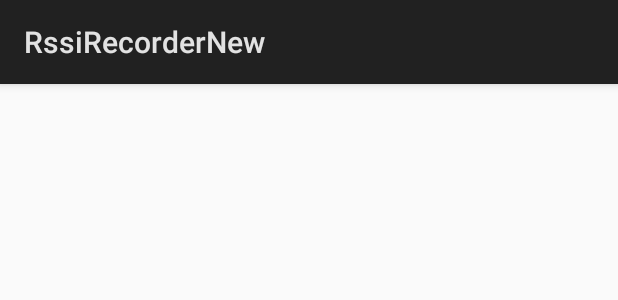
After one commit to themysteq/rssi-recorder-new, an Android app: the layout activity_scanning.xml on its own in the app's theme, with its tools: preview values and no code run, on a phone screen of 412 x 824 dp. The commit adds this screen. Shown: the top 300 px of the screen. Run offline under Robolectric (Android 15) with nearby library versions, the phone set to English and light mode, and no system bars.

Commit message:
new measure activity

```diff
--- a/app/build.gradle
+++ b/app/build.gradle
@@ -27,8 +27,8 @@ dependencies {
     testCompile 'junit:junit:4.12'
     compile 'org.greenrobot:eventbus:3.0.0'
     compile 'com.google.code.gson:gson:2.8.0'
-  //  compile 'com.github.bumptech.glide:glide:3.7.0'
- //   compile 'com.github.esafirm.android-image-picker:imagepicker:1.5.0'
+    //  compile 'com.github.bumptech.glide:glide:3.7.0'
+    //   compile 'com.github.esafirm.android-image-picker:imagepicker:1.5.0'
     compile 'com.github.angads25:filepicker:1.1.0'
 
 }
--- a/app/src/main/AndroidManifest.xml
+++ b/app/src/main/AndroidManifest.xml
@@ -1,6 +1,7 @@
 <?xml version="1.0" encoding="utf-8"?>
 <manifest xmlns:android="http://schemas.android.com/apk/res/android"
     package="pl.mysteq.software.rssirecordernew">
+
     <uses-permission android:name="android.permission.ACCESS_WIFI_STATE" />
     <uses-permission android:name="android.permission.CHANGE_WIFI_STATE" />
     <uses-permission android:name="android.permission.WAKE_LOCK" />
@@ -8,6 +9,7 @@
     <uses-permission android:name="android.permission.ACCESS_COARSE_LOCATION" />
     <uses-permission android:name="android.permission.WRITE_EXTERNAL_STORAGE" />
     <uses-permission android:name="android.permission.READ_EXTERNAL_STORAGE" />
+
     <application
         android:allowBackup="true"
         android:icon="@mipmap/ic_launcher"
@@ -23,7 +25,8 @@
                 <category android:name="android.intent.category.LAUNCHER" />
             </intent-filter>
         </activity>
-        <activity android:name=".activities.PlansManagerActivity"></activity>
+        <activity android:name=".activities.PlansManagerActivity" />
+        <activity android:name=".activities.ScanningActivity"></activity>
     </application>
 
 </manifest>
--- /dev/null
+++ b/app/src/main/res/layout/activity_scanning.xml
@@ -0,0 +1,9 @@
+<?xml version="1.0" encoding="utf-8"?>
+<RelativeLayout xmlns:android="http://schemas.android.com/apk/res/android"
+    xmlns:app="http://schemas.android.com/apk/res-auto"
+    xmlns:tools="http://schemas.android.com/tools"
+    android:layout_width="match_parent"
+    android:layout_height="match_parent"
+    tools:context="pl.mysteq.software.rssirecordernew.activities.ScanningActivity">
+
+</RelativeLayout>
```
Also changed, not shown: app/src/main/java/pl/mysteq/software/rssirecordernew/activities/MainActivity.java (+20 -7 lines), app/src/main/java/pl/mysteq/software/rssirecordernew/activities/ScanningActivity.java (added, +16 -0 lines).
